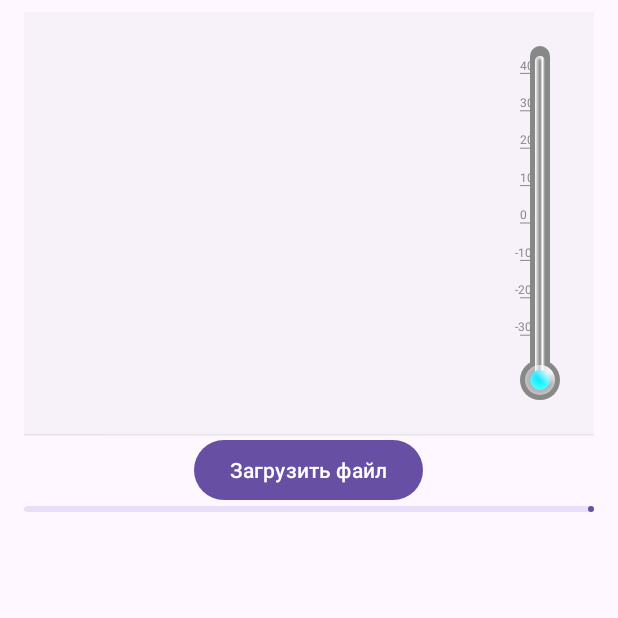
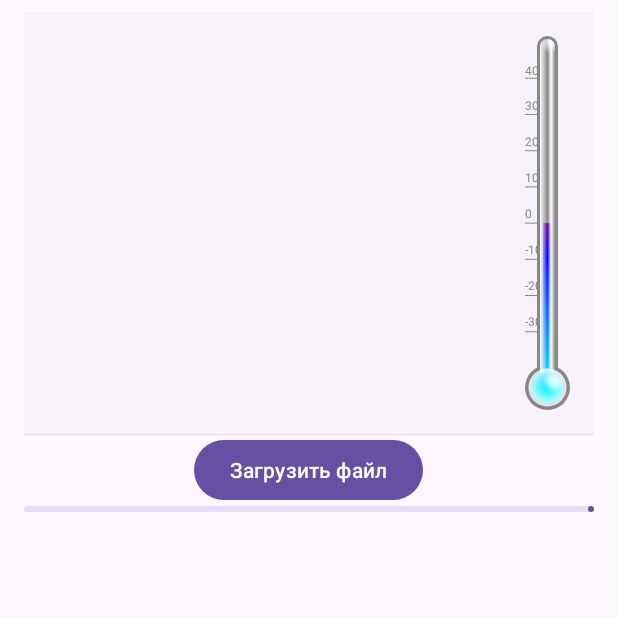
Before and after one commit to KochevniKXXI/h-h-school, an Android app: the screen it shows after launch (MainActivity), on a phone screen of 412 x 824 dp, the top half of it. Run offline under Robolectric (Android 15) with nearby library versions, the phone set to English and light mode, and no system bars; pictures from the network do not load; 3 statements that could not run were skipped.

Commit message:
Девятый урок.
Получение погоды перенесено в onCreate WeatherService.
Удалена лишняя смена потока в DownloadService.
Исправлена потеря данных при передаче в Activity.
Доработан ThermometerView.

```diff
--- a/Lesson_9_Zemskov/app/src/main/java/hh/school/lesson_9_zemskov/MainActivity.kt
+++ b/Lesson_9_Zemskov/app/src/main/java/hh/school/lesson_9_zemskov/MainActivity.kt
@@ -81,10 +81,6 @@ class MainActivity : AppCompatActivity(), WeatherServiceCallbacks {
             IntentFilter(PROGRESS_RECEIVER_ACTION),
             ContextCompat.RECEIVER_NOT_EXPORTED
         )
-    }
-
-    override fun onStart() {
-        super.onStart()
         Intent(this, WeatherService::class.java).also { intent ->
             bindService(intent, connection, BIND_AUTO_CREATE)
         }
@@ -108,7 +104,7 @@ class MainActivity : AppCompatActivity(), WeatherServiceCallbacks {
             textViewWind.text = getString(R.string.wind, weather?.speedWind)
             textViewHumidity.text = getString(R.string.humidity, weather?.humidity)
             textViewPressure.text = getString(R.string.pressure, weather?.pressure)
-            thermometerView.mercuryLevel = weather?.temp?.toFloat() ?: 0f
+            thermometerView.temperature = weather?.temp?.toFloat() ?: 0f
         }
     }
 }
--- a/Lesson_9_Zemskov/app/src/main/java/hh/school/lesson_9_zemskov/ThermometerView.kt
+++ b/Lesson_9_Zemskov/app/src/main/java/hh/school/lesson_9_zemskov/ThermometerView.kt
@@ -16,20 +16,22 @@ class ThermometerView(
     attrs: AttributeSet
 ) : View(context, attrs) {
 
-    var mercuryLevel = 0f
+    var temperature = 0f
         set(value) {
-            field = value + 50f
+            field = value
             invalidate()
         }
 
-    private val basePaint = Paint().apply { color = Color.GRAY }
-    private val baseRectangle = RectF()
-    private val basePadding = 10f
+    private val scaleBarRectangle = RectF()
+    private val scaleBarPaint = Paint().apply { color = Color.GRAY }
+    private val scaleBarPadding =
+        resources.getDimension(R.dimen.thermometer_view_scale_bar_padding_default)
+    private val levelRectangle = RectF()
 
     private val mercuryPaint = Paint()
     private val mercuryRectangle = RectF()
 
-    private val flaskRectangle = RectF()
+    private val capillaryRectangle = RectF()
     private val glassPaint = Paint()
     private val glassTopPaint = Paint()
     private val glassRoundPaint = Paint()
@@ -37,39 +39,43 @@ class ThermometerView(
 
     override fun onSizeChanged(w: Int, h: Int, oldw: Int, oldh: Int) {
         super.onSizeChanged(w, h, oldw, oldh)
-        baseRectangle.set(
-            width / 4f + basePadding / 2f,
-            basePadding,
-            width * 3f / 4f - basePadding / 2f,
+        levelRectangle.set(
+            3 * scaleBarPadding,
+            scaleBarPadding,
+            width - 3 * scaleBarPadding,
+            (height - width - scaleBarPadding / 2) / 9 * 5 + scaleBarPadding + temperature / 90f
+        )
+        scaleBarRectangle.set(
+            2 * scaleBarPadding,
+            0f,
+            width - 2 * scaleBarPadding,
             height - width / 2f
         )
-
         mercuryRectangle.set(
-            width / 4f + basePadding * 3f / 2f,
-            (height - 2f * basePadding) * (100f - mercuryLevel) / 100f,
-            width * 3f / 4f - basePadding * 3f / 2f,
-            height - 2f * basePadding
+            3 * scaleBarPadding,
+            scaleBarPadding,
+            width - 3 * scaleBarPadding,
+            height - width / 2f
         )
         mercuryPaint.shader = LinearGradient(
             0f,
-            2f * basePadding,
+            2f * scaleBarPadding,
             0f,
-            height - 2f * basePadding,
+            height - 2f * scaleBarPadding,
             intArrayOf(Color.RED, Color.BLUE, Color.CYAN),
             floatArrayOf(0.35f, 0.6f, 1f),
             Shader.TileMode.MIRROR
         )
-
-        flaskRectangle.set(
-            width / 4.0f + basePadding,
-            (2 * basePadding),
-            width * 3 / 4.0f - basePadding,
-            (height - 2 * basePadding)
+        capillaryRectangle.set(
+            2.5f * scaleBarPadding,
+            scaleBarPadding / 2,
+            width - 2.5f * scaleBarPadding,
+            height - width / 2f
         )
         glassPaint.shader = LinearGradient(
-            width / 4.0f + basePadding,
+            2.5f * scaleBarPadding,
             0f,
-            width * 3 / 4.0f - basePadding,
+            width - 2.5f * scaleBarPadding,
             0f,
             intArrayOf(
                 Color.WHITE, Color.TRANSPARENT, Color.WHITE, Color.TRANSPARENT
@@ -78,16 +84,16 @@ class ThermometerView(
             Shader.TileMode.MIRROR
         )
         glassTopPaint.shader = RadialGradient(
-            width / 2.0f,
-            (2 * basePadding),
-            width / 4.0f - basePadding,
+            (width - 5 * scaleBarPadding) * 0.75f + 2.5f * scaleBarPadding,
+            scaleBarPadding,
+            width / 4f,
             Color.WHITE,
             Color.TRANSPARENT,
             Shader.TileMode.CLAMP
         )
         glassRoundPaint.shader = RadialGradient(
-            width / 2.0f + basePadding,
-            height - width / 2.0f - basePadding,
+            width / 2.0f + scaleBarPadding,
+            height - width / 2.0f - scaleBarPadding,
             width / 4.0f,
             Color.WHITE,
             Color.TRANSPARENT,
@@ -105,129 +111,172 @@ class ThermometerView(
 
     override fun onDraw(canvas: Canvas) {
         super.onDraw(canvas)
-        canvas.drawScale()
-        canvas.drawMercury()
-        canvas.drawFlask()
+        canvas.drawScaleBar()
+        canvas.drawCapillaryWithMercury()
+        canvas.drawFlaskWithMercury()
     }
 
-    private fun Canvas.drawScale() {
+    private fun Canvas.drawScaleBar() {
         drawCircle(
             width / 2f,
             height - width / 2f,
-            width / 2f - basePadding,
-            basePaint
+            width / 2f,
+            scaleBarPaint
         )
         drawRoundRect(
-            baseRectangle,
-            width / 4f - basePadding / 2f,
-            width / 4f - basePadding / 2f,
-            basePaint
+            scaleBarRectangle,
+            width - 4 * scaleBarPadding,
+            width - 4 * scaleBarPadding,
+            scaleBarPaint
         )
-        drawText("40", basePadding, height * 0.09f, basePaint)
+        drawText(
+            "40",
+            0f,
+            (height - width - scaleBarPadding / 2) * 0.1f + scaleBarPadding,
+            scaleBarPaint
+        )
         drawLine(
-            basePadding,
-            height * 0.1f,
-            (basePadding * 3),
-            height * 0.1f,
-            basePaint
+            0f,
+            (height - width - scaleBarPadding / 2) / 9 + scaleBarPadding,
+            2 * scaleBarPadding,
+            (height - width - scaleBarPadding / 2) / 9 + scaleBarPadding,
+            scaleBarPaint
         )
-        drawText("30", basePadding, height * 0.19f, basePaint)
+        drawText(
+            "30",
+            0f,
+            (height - width - scaleBarPadding / 2) * 0.21f + scaleBarPadding,
+            scaleBarPaint
+        )
         drawLine(
-            basePadding,
-            height * 0.2f,
-            (basePadding * 3),
-            height * 0.2f,
-            basePaint
+            0f,
+            (height - width - scaleBarPadding / 2) / 9 * 2 + scaleBarPadding,
+            2 * scaleBarPadding,
+            (height - width - scaleBarPadding / 2) / 9 * 2 + scaleBarPadding,
+            scaleBarPaint
         )
-        drawText("20", basePadding, height * 0.29f, basePaint)
+        drawText(
+            "20",
+            0f,
+            (height - width - scaleBarPadding / 2) * 0.32f + scaleBarPadding,
+            scaleBarPaint
+        )
         drawLine(
-            basePadding,
-            height * 0.3f,
-            (basePadding * 3),
-            height * 0.3f,
-            basePaint
+            0f,
+            (height - width - scaleBarPadding / 2) / 9 * 3 + scaleBarPadding,
+            2 * scaleBarPadding,
+            (height - width - scaleBarPadding / 2) / 9 * 3 + scaleBarPadding,
+            scaleBarPaint
         )
-        drawText("10", basePadding, height * 0.39f, basePaint)
+        drawText(
+            "10",
+            0f,
+            (height - width - scaleBarPadding / 2) * 0.43f + scaleBarPadding,
+            scaleBarPaint
+        )
         drawLine(
-            basePadding,
-            height * 0.4f,
-            (basePadding * 3),
-            height * 0.4f,
-            basePaint
+            0f,
+            (height - width - scaleBarPadding / 2) / 9 * 4 + scaleBarPadding,
+            2 * scaleBarPadding,
+            (height - width - scaleBarPadding / 2) / 9 * 4 + scaleBarPadding,
+            scaleBarPaint
         )
-        drawText("0", basePadding, height * 0.49f, basePaint)
+        drawText(
+            "0",
+            0f,
+            (height - width - scaleBarPadding / 2) * 0.54f + scaleBarPadding,
+            scaleBarPaint
+        )
         drawLine(
-            basePadding,
-            height * 0.5f,
-            (basePadding * 3),
-            height * 0.5f,
-            basePaint
+            0f,
+            (height - width - scaleBarPadding / 2) / 9 * 5 + scaleBarPadding,
+            2 * scaleBarPadding,
+            (height - width - scaleBarPadding / 2) / 9 * 5 + scaleBarPadding,
+            scaleBarPaint
         )
-        drawText("-10", basePadding / 2.0f, height * 0.59f, basePaint)
+        drawText(
+            "-10",
+            0f,
+            (height - width - scaleBarPadding / 2) * 0.65f + scaleBarPadding,
+            scaleBarPaint
+        )
         drawLine(
-            basePadding,
-            height * 0.6f,
-            (basePadding * 3),
-            height * 0.6f,
-            basePaint
+            0f,
+            (height - width - scaleBarPadding / 2) / 9 * 6 + scaleBarPadding,
+            2 * scaleBarPadding,
+            (height - width - scaleBarPadding / 2) / 9 * 6 + scaleBarPadding,
+            scaleBarPaint
         )
-        drawText("-20", basePadding / 2.0f, height * 0.69f, basePaint)
+        drawText(
+            "-20",
+            0f,
+            (height - width - scaleBarPadding / 2) * 0.76f + scaleBarPadding,
+            scaleBarPaint
+        )
         drawLine(
-            basePadding,
-            height * 0.7f,
-            (basePadding * 3),
-            height * 0.7f,
-            basePaint
+            0f,
+            (height - width - scaleBarPadding / 2) / 9 * 7 + scaleBarPadding,
+            2 * scaleBarPadding,
+            (height - width - scaleBarPadding / 2) / 9 * 7 + scaleBarPadding,
+            scaleBarPaint
         )
-        drawText("-30", basePadding / 2.0f, height * 0.79f, basePaint)
+        drawText(
+            "-30",
+            0f,
+            (height - width - scaleBarPadding / 2) * 0.87f + scaleBarPadding,
+            scaleBarPaint
+        )
         drawLine(
-            basePadding,
-            height * 0.8f,
-            (basePadding * 3),
-            height * 0.8f,
-            basePaint
+            0f,
+            (height - width - scaleBarPadding / 2) / 9 * 8 + scaleBarPadding,
+            2 * scaleBarPadding,
+            (height - width - scaleBarPadding / 2) / 9 * 8 + scaleBarPadding,
+            scaleBarPaint
         )
     }
 
-    private fun Canvas.drawMercury() {
+    private fun Canvas.drawCapillaryWithMercury() {
+        drawRoundRect(
+            mercuryRectangle,
+            width - 6 * scaleBarPadding,
+            width - 6 * scaleBarPadding,
+            mercuryPaint
+        )
         drawRect(
-            width / 4f + basePadding * 3f / 2f,
-            (height - 2f * basePadding) * (100f - mercuryLevel) / 100f,
-            width * 3f / 4f - basePadding * 3f / 2f,
-            height - 2f * basePadding,
+            levelRectangle,
+            scaleBarPaint
+        )
+        drawRoundRect(
+            capillaryRectangle,
+            width - 5 * scaleBarPadding,
+            width - 5 * scaleBarPadding,
+            glassPaint
+        )
+    }
+
+    private fun Canvas.drawFlaskWithMercury() {
+        drawCircle(
+            width / 2f,
+            height - width / 2f,
+            width / 2 - scaleBarPadding,
             mercuryPaint
         )
         drawRoundRect(
-            flaskRectangle,
-            width / 4.0f - basePadding,
-            width / 4.0f - basePadding,
-            glassPaint
+            capillaryRectangle,
+            width - 5 * scaleBarPadding,
+            width - 5 * scaleBarPadding,
+            glassTopPaint
         )
         drawCircle(
             width / 2f,
             height - width / 2f,
-            width / 2f - 2 * basePadding,
-            mercuryPaint
-        )
-    }
-
-    private fun Canvas.drawFlask() {
-        drawRoundRect(
-            flaskRectangle,
-            width / 4.0f - basePadding,
-            width / 4.0f - basePadding,
-            glassTopPaint
-        )
-        drawCircle(
-            width / 2.0f,
-            height - width / 2.0f,
-            width / 2.0f - 1.5f * basePadding,
+            width / 2 - 0.5f * scaleBarPadding,
             glassRoundPaint
         )
         drawCircle(
-            width / 2.0f,
-            height - width / 2.0f,
-            width / 2.0f - 1.5f * basePadding,
+            width / 2f,
+            height - width / 2f,
+            width / 2 - 0.5f * scaleBarPadding,
             glassEdgeRoundPaint
         )
     }
--- a/Lesson_9_Zemskov/app/src/main/java/hh/school/lesson_9_zemskov/services/DownloadService.kt
+++ b/Lesson_9_Zemskov/app/src/main/java/hh/school/lesson_9_zemskov/services/DownloadService.kt
@@ -24,7 +24,13 @@ import java.net.URL
 
 class DownloadService : Service() {
 
-    private val intentProgress by lazy { Intent(MainActivity.PROGRESS_RECEIVER_ACTION) }
+    private val intentProgress by lazy {
+        Intent(MainActivity.PROGRESS_RECEIVER_ACTION).apply {
+            setPackage(
+                this@DownloadService.packageName
+            )
+        }
+    }
 
     companion object {
         private const val CHANNEL_ID = "channel_id"
--- a/Lesson_9_Zemskov/app/src/main/res/layout/activity_main.xml
+++ b/Lesson_9_Zemskov/app/src/main/res/layout/activity_main.xml
@@ -93,7 +93,7 @@
 
             <hh.school.lesson_9_zemskov.ThermometerView
                 android:id="@+id/thermometerView"
-                android:layout_width="40dp"
+                android:layout_width="30dp"
                 android:layout_height="0dp"
                 app:layout_constraintBottom_toBottomOf="parent"
                 app:layout_constraintEnd_toEndOf="parent"
--- a/Lesson_9_Zemskov/app/src/main/res/values/dimens.xml
+++ b/Lesson_9_Zemskov/app/src/main/res/values/dimens.xml
@@ -3,4 +3,5 @@
     <dimen name="screen_padding_horizontal">16dp</dimen>
     <dimen name="screen_padding_vertical">8dp</dimen>
     <dimen name="card_view_content_padding">16dp</dimen>
+    <dimen name="thermometer_view_scale_bar_padding_default">4dp</dimen>
 </resources>
--- a/Lesson_9_Zemskov/build.gradle
+++ b/Lesson_9_Zemskov/build.gradle
@@ -1,5 +1,5 @@
 // Top-level build file where you can add configuration options common to all sub-projects/modules.
 plugins {
-id 'com.android.application' version '8.1.4' apply false
+    id 'com.android.application' version '8.1.4' apply false
     id 'org.jetbrains.kotlin.android' version '1.9.0' apply false
 }
```
